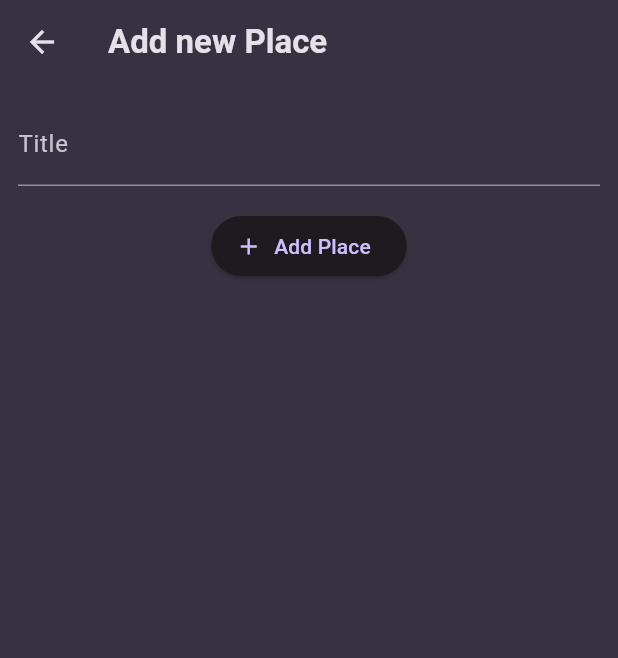
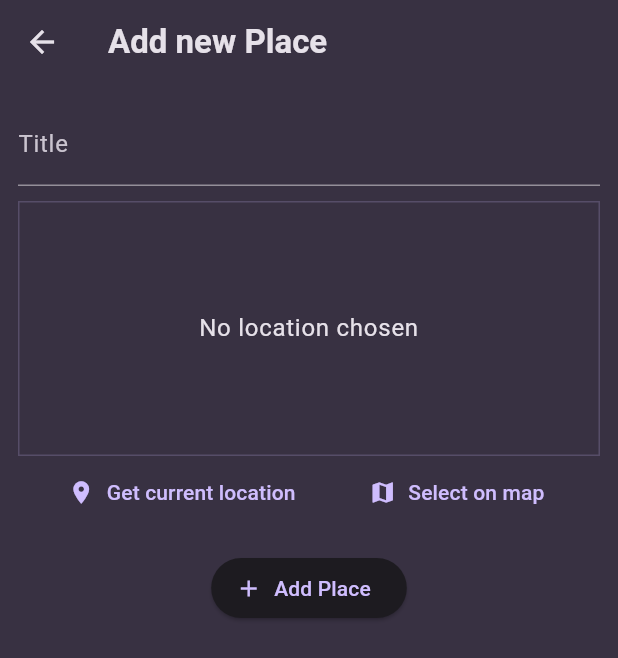
Before and after one commit to martirosianartur/favorite_places, a Flutter app: the AddPlaceScreen screen opened directly, on a phone screen of 412 x 824 dp. Shown: the top 658 px of the screen. Run offline on Flutter 3.47's test engine with Material 3 defaults, Android fonts, the phone set to English and light mode, and no system bars; our stand-ins replace flutter_riverpod, google_fonts, location.

Commit message:
gettting users current location

```diff
--- a/lib/screens/add_place.dart
+++ b/lib/screens/add_place.dart
@@ -1,4 +1,5 @@
 import 'package:favorite_places/providers/user_places.dart';
+import 'package:favorite_places/widgets/location_input.dart';
 import 'package:flutter/material.dart';
 import 'package:flutter_riverpod/flutter_riverpod.dart';
 
@@ -49,6 +50,8 @@ class _AddPlaceScreenState extends ConsumerState<AddPlaceScreen> {
                 color: Theme.of(context).colorScheme.onSurface,
               ),
             ),
+            const SizedBox(height: 10),
+            LocationInput(),
             const SizedBox(height: 16),
             ElevatedButton.icon(
               onPressed: _savePlace,
--- /dev/null
+++ b/lib/widgets/location_input.dart
@@ -0,0 +1,98 @@
+import 'package:flutter/material.dart';
+import 'package:location/location.dart';
+
+class LocationInput extends StatefulWidget {
+  const LocationInput({super.key});
+
+  @override
+  State<LocationInput> createState() => _LocationInputState();
+}
+
+class _LocationInputState extends State<LocationInput> {
+  Location? _pickedLocation;
+  var _isGettingLocation = false;
+
+  void _getCurrentLocation() async {
+    Location location = new Location();
+
+    bool serviceEnabled;
+    PermissionStatus permissionGranted;
+    LocationData locationData;
+
+    serviceEnabled = await location.serviceEnabled();
+    if (!serviceEnabled) {
+      serviceEnabled = await location.requestService();
+      if (!serviceEnabled) {
+        return;
+      }
+    }
+
+    permissionGranted = await location.hasPermission();
+    if (permissionGranted == PermissionStatus.denied) {
+      permissionGranted = await location.requestPermission();
+      if (permissionGranted != PermissionStatus.granted) {
+        return;
+      }
+    }
+
+    setState(() {
+      _isGettingLocation = true;
+    });
+
+    locationData = await location.getLocation();
+
+    setState(() {
+      _isGettingLocation = false;
+    });
+
+    print(locationData.latitude);
+    print(locationData.longitude);
+  }
+
+  @override
+  Widget build(BuildContext context) {
+    Widget previewContent = Text(
+      'No location chosen',
+      textAlign: TextAlign.center,
+      style: Theme.of(context)
+          .textTheme
+          .bodyLarge!
+          .copyWith(color: Theme.of(context).colorScheme.onSurface),
+    );
+
+    if (_isGettingLocation) {
+      previewContent = const CircularProgressIndicator();
+    }
+    return Column(
+      children: [
+        Container(
+          height: 170,
+          width: double.infinity,
+          alignment: Alignment.center,
+          decoration: BoxDecoration(
+            border: Border.all(
+              width: 1,
+              color: Theme.of(context).colorScheme.primary.withOpacity(0.2),
+            ),
+          ),
+          child: previewContent,
+        ),
+        Row(
+          mainAxisAlignment: MainAxisAlignment.spaceEvenly,
+          children: [
+            TextButton.icon(
+              icon: const Icon(Icons.location_on),
+              label: const Text('Get current location'),
+              onPressed: _getCurrentLocation,
+            ),
+            TextButton.icon(
+              icon: const Icon(Icons.map),
+              label: const Text('Select on map'),
+              onPressed: () {},
+            )
+          ],
+        ),
+      ],
+    );
+  }
+}
--- a/pubspec.yaml
+++ b/pubspec.yaml
@@ -39,6 +39,7 @@ dependencies:
   uuid: ^4.4.2
   riverpod: ^2.5.1
   flutter_riverpod: ^2.5.1
+  location: ^6.0.2
 
 dev_dependencies:
   flutter_test:
```
Also changed, not shown: pubspec.lock, 3 other files.
